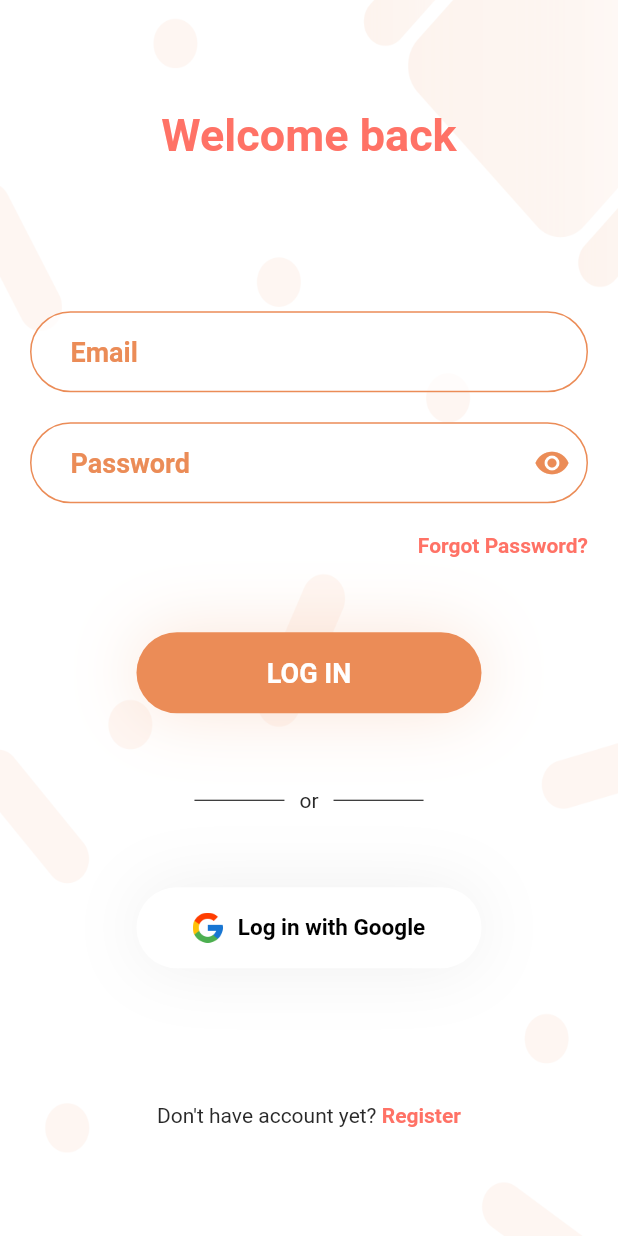
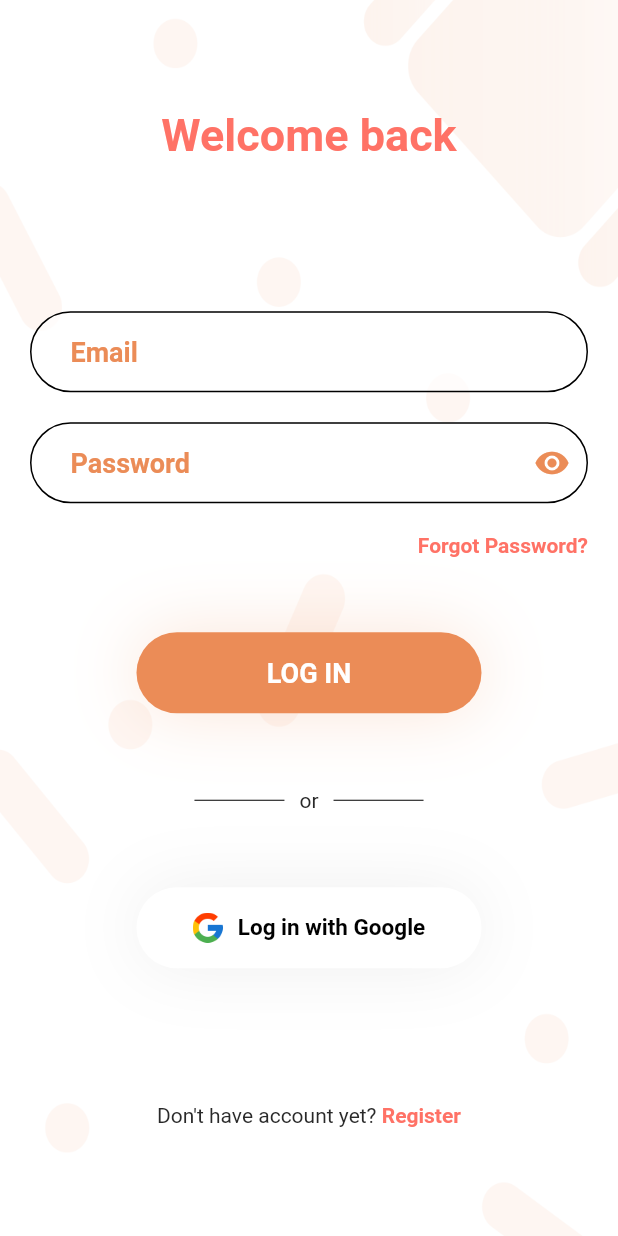
Before and after one commit to IvanTanaka/Flutter-Mobile-Booking_System, a Flutter app: the screen it shows after launch, on a phone screen of 412 x 824 dp. Run offline on Flutter 3.47's test engine with Material 2 defaults, Android fonts, the light colour scheme and no system bars; our stand-ins replace connectivity, dio, flutter_datetime_picker, flutter_masked_text, flutter_money_formatter, font_awesome_flutter and 4 more; missing offline and left inert: catcher, clipboard_manager, extended_text; network calls fail.

Commit message:
Login Minor Fix
-Change color
-Fix error message

```diff
--- a/lib/core/viewmodels/views/registration/login_view_model.dart
+++ b/lib/core/viewmodels/views/registration/login_view_model.dart
@@ -32,7 +32,7 @@ class LoginViewModel extends BaseViewModel {
 
   String validatePassword(String value){
     if(value.length<=0){
-      return "Password enter your password";
+      return "Please enter your password";
     }
     this.password = value;
     return null;
--- a/lib/ui/widgets/shared_text_form_field.dart
+++ b/lib/ui/widgets/shared_text_form_field.dart
@@ -52,16 +52,17 @@ class _SharedTextFormFieldState extends State<SharedTextFormField> {
         ),
         enabledBorder: OutlineInputBorder(
           borderRadius: BorderRadius.all(Radius.circular(30.0)),
-          borderSide: BorderSide(color: SharedColors.primaryOrangeColor, width: 1),
+          borderSide: BorderSide(color: SharedColors.blackColor, width: 1),
         ),
         border: OutlineInputBorder(
           borderRadius: BorderRadius.all(Radius.circular(30.0)),
-          borderSide: BorderSide(color: SharedColors.primaryOrangeColor, width: 1),
+          borderSide: BorderSide(color: SharedColors.blackColor, width: 1),
         ),
         focusedBorder: OutlineInputBorder(
           borderRadius: BorderRadius.all(Radius.circular(30.0)),
           borderSide: BorderSide(color: SharedColors.primaryOrangeColor),
         ),
+
       ),
     );
   }
```
Also changed, not shown: lib/ui/views/registration/login_view.dart (+4 -4 lines).
